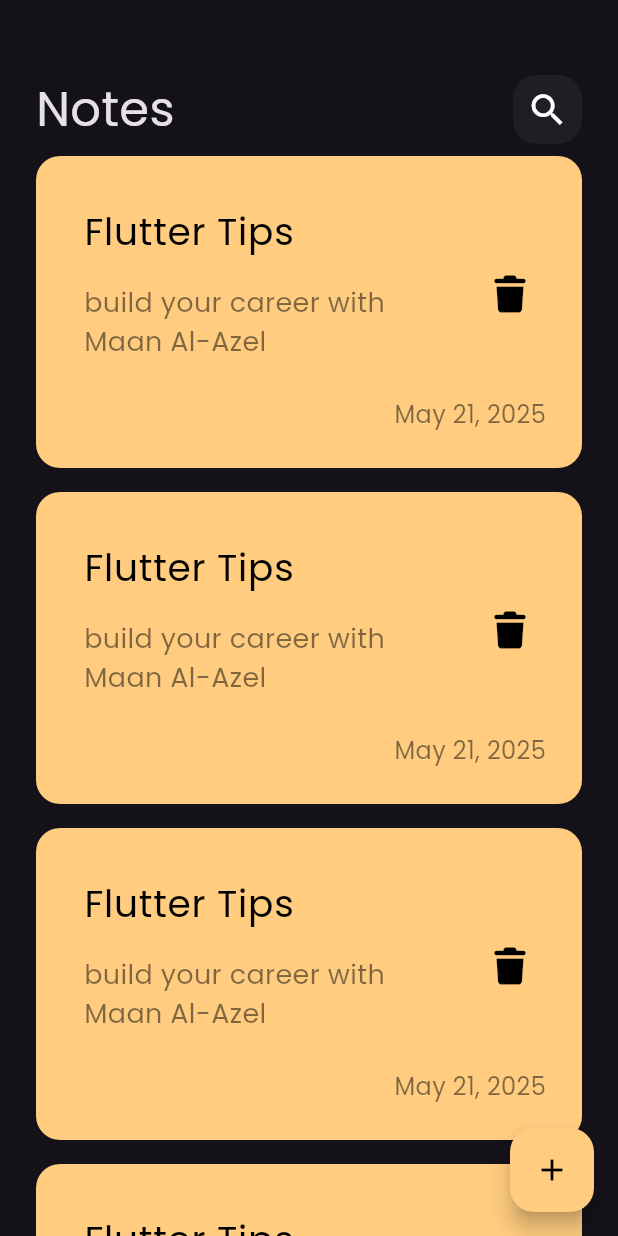
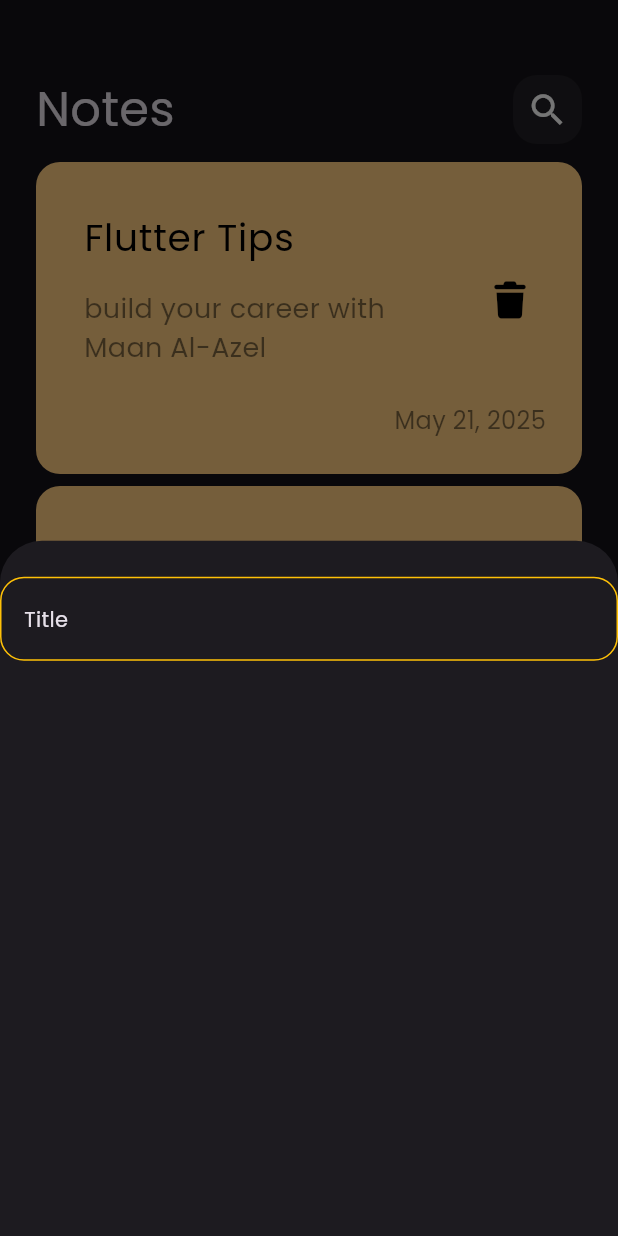
Before and after one commit to Maan-Al-Azel/Note_App, a Flutter app: the screen it shows after launch, after a tap on the "add" icon, on a phone screen of 412 x 824 dp. Run offline on Flutter 3.47's test engine with Material 3 defaults, Android fonts, the phone set to English and light mode, and no system bars; our stand-ins replace font_awesome_flutter.

Commit message:
AddNoteBottomSheet

```diff
--- a/lib/Views/notes_view.dart
+++ b/lib/Views/notes_view.dart
@@ -1,4 +1,5 @@
 import 'package:flutter/material.dart';
+import 'package:note_app/widget/add_note_bottom_sheet.dart';
 import 'package:note_app/widget/notes_view_body.dart';
 
 class NotesView extends StatelessWidget {
@@ -10,7 +11,14 @@ class NotesView extends StatelessWidget {
     return Scaffold(
       body: NotesViewBody(),
       floatingActionButton: FloatingActionButton(
-        onPressed: () {},
+        onPressed: () {
+          showModalBottomSheet(
+            context: context,
+            builder: (context) {
+              return AddNoteBottomSheet(title: 'Title');
+            },
+          );
+        },
 
         backgroundColor: Color(0xffffcc80),
         child: Icon(Icons.add, color: Colors.black),
--- a/lib/widget/Notes_List_View.dart
+++ b/lib/widget/Notes_List_View.dart
@@ -7,13 +7,17 @@ class NotesListView extends StatelessWidget {
   @override
   Widget build(BuildContext context) {
     return Expanded(
-      child: ListView.builder(
-        itemBuilder: (context, index) {
-          return const Padding(
-            padding:  EdgeInsets.symmetric(vertical: 8),
-            child:  NoteItem(),
-          );
-        },
+      child: Padding(
+        padding: const EdgeInsets.symmetric(vertical: 8),
+        child: ListView.builder(
+          padding: EdgeInsets.zero,
+          itemBuilder: (context, index) {
+            return const Padding(
+              padding: EdgeInsets.symmetric(vertical: 4),
+              child: NoteItem(),
+            );
+          },
+        ),
       ),
     );
   }
--- /dev/null
+++ b/lib/widget/add_note_bottom_sheet.dart
@@ -0,0 +1,29 @@
+import 'package:flutter/material.dart';
+
+class AddNoteBottomSheet extends StatelessWidget {
+  const AddNoteBottomSheet({super.key, required this.title, this.maxLine = 1});
+  final String title;
+  final int maxLine;
+
+  @override
+  Widget build(BuildContext context) {
+    return Column(
+      children: [
+        SizedBox(height: 24),
+        TextField(
+          decoration: InputDecoration(
+            hint: Text(title, maxLines: maxLine),
+            border: OutlineInputBorder(
+              borderRadius: BorderRadius.circular(16),
+              borderSide: BorderSide(color: Colors.amber),
+            ),
+            enabledBorder: OutlineInputBorder(
+              borderRadius: BorderRadius.circular(16),
+              borderSide: BorderSide(color: Colors.amber),
+            ),
+          ),
+        ),
+      ],
+    );
+  }
+}
--- a/lib/widget/notes_view_body.dart
+++ b/lib/widget/notes_view_body.dart
@@ -14,7 +14,7 @@ class NotesViewBody extends StatelessWidget {
         children: [
           SizedBox(height: 50),
           CustomAppBar(title: 'Notes', icon: Icons.search),
-          NotesListView()
+          NotesListView(),
         ],
       ),
     );
```
